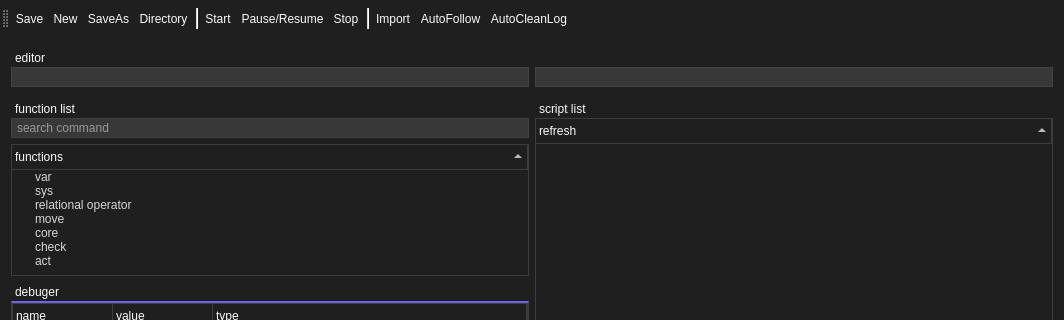
This is SaSH/form/scriptsettingform.ui in bestkakkoii/SaSH as Qt 5 draws it before an edit; both pictures show x 0 to 1064 and y 0 to 320 of the 1064 by 682 pixel window. The edited form follows.
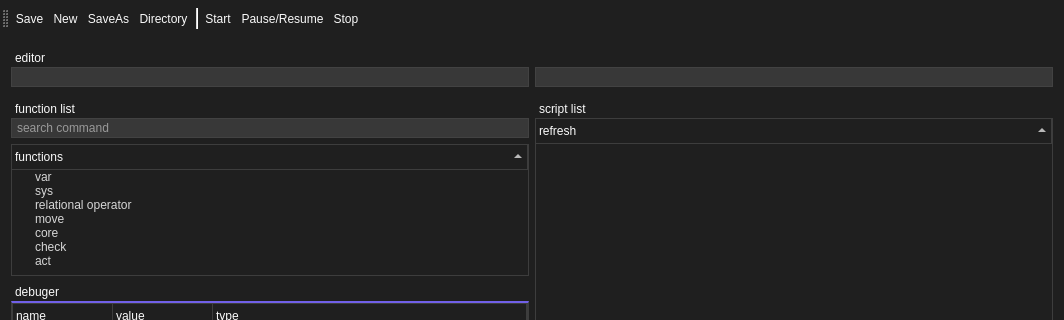
This is the edited form. Icons and pictures are not drawn. Custom widgets are drawn as their Qt base class.

```diff
--- a/SaSH/form/scriptsettingform.ui
+++ b/SaSH/form/scriptsettingform.ui
@@ -2774,10 +2774,6 @@
    <addaction name="actionStart"/>
    <addaction name="actionPause"/>
    <addaction name="actionStop"/>
-   <addaction name="separator"/>
-   <addaction name="actionImport"/>
-   <addaction name="actionAutoFollow"/>
-   <addaction name="actionAutoCleanLog"/>
   </widget>
   <widget class="QStatusBar" name="statusBar"/>
   <action name="actionSave">
```
